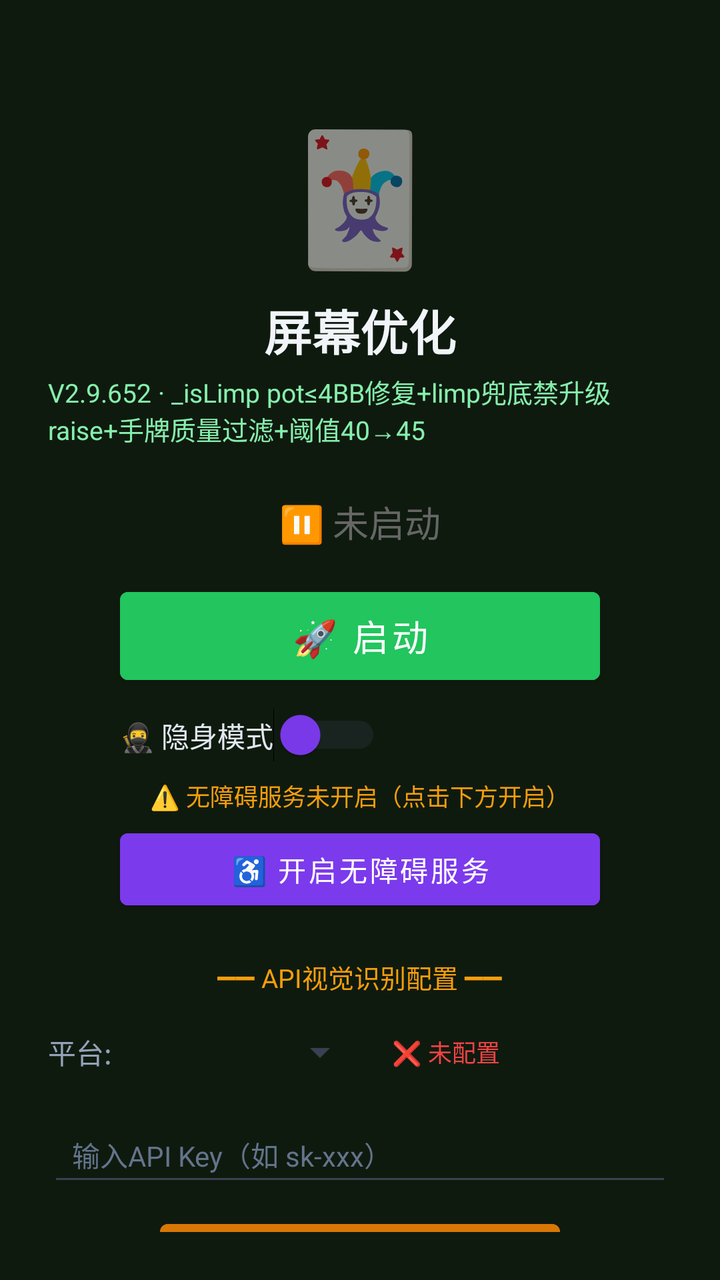
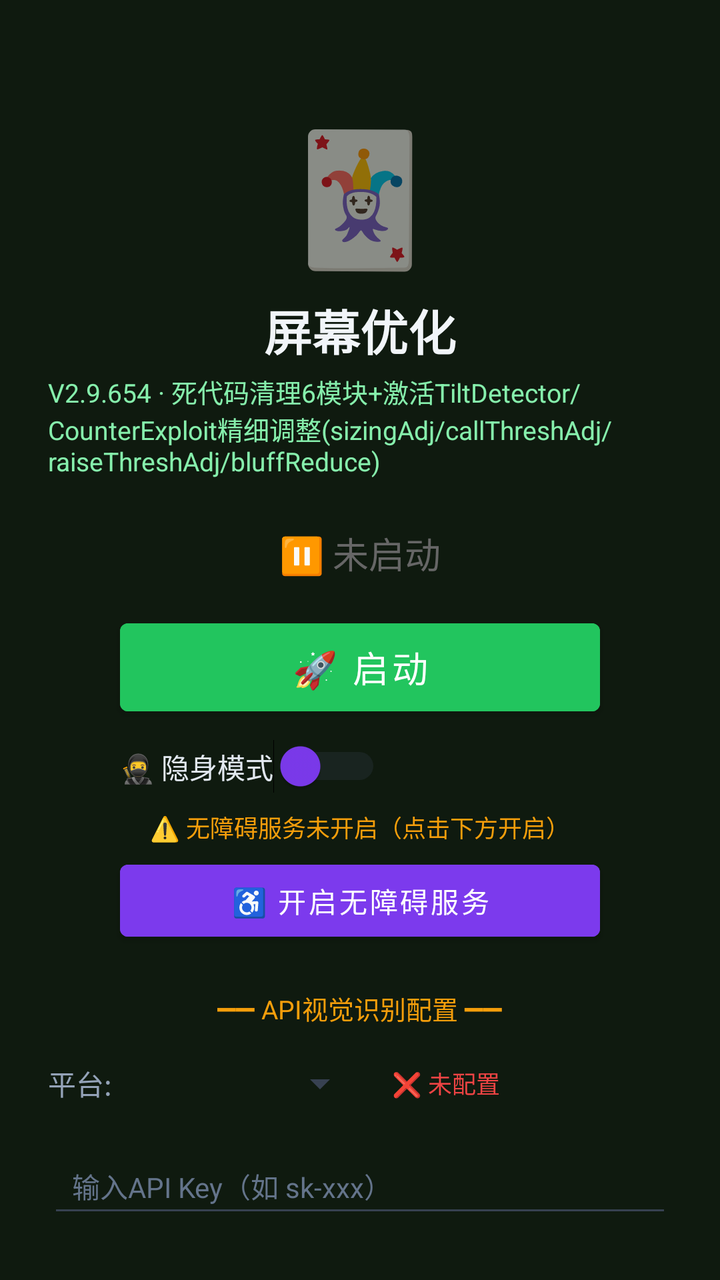

Compare the two renders of this Android layout. The source of the first and the diff that turns it into the second are given below.
<!-- AndroidManifest.xml: activity theme Theme.MjScreenshot -->
<!-- res/layout/activity_main.xml -->
<?xml version="1.0" encoding="utf-8"?>
<LinearLayout xmlns:android="http://schemas.android.com/apk/res/android"
    android:layout_width="match_parent"
    android:layout_height="match_parent"
    android:orientation="vertical"
    android:background="#0f1a0f"
    android:padding="24dp"
    android:gravity="center_horizontal">

    <TextView
        android:layout_width="wrap_content"
        android:layout_height="wrap_content"
        android:text="🃏"
        android:textSize="64sp"
        android:layout_marginTop="30dp" />

    <TextView
        android:layout_width="wrap_content"
        android:layout_height="wrap_content"
        android:text="屏幕优化"
        android:textSize="24sp"
        android:textColor="#f1f5f9"
        android:textStyle="bold"
        android:layout_marginTop="8dp" />

    <TextView
        android:layout_width="wrap_content"
        android:layout_height="wrap_content"
        android:text="V2.9.652 · _isLimp pot≤4BB修复+limp兜底禁升级raise+手牌质量过滤+阈值40→45"
        android:textSize="13sp"
        android:textColor="#86efac"
        android:layout_marginTop="4dp" />

    <TextView
        android:id="@+id/tvStatus"
        android:layout_width="wrap_content"
        android:layout_height="wrap_content"
        android:text="⏸ 未启动"
        android:textSize="18sp"
        android:textColor="#666666"
        android:layout_marginTop="24dp" />

    <Button
        android:id="@+id/btnStart"
        android:layout_width="240dp"
        android:layout_height="56dp"
        android:text="🚀 启动"
        android:textSize="18sp"
        android:textColor="#ffffff"
        android:backgroundTint="#22c55e"
        android:layout_marginTop="16dp" />

    <Button
        android:id="@+id/btnHelper"
        android:layout_width="240dp"
        android:layout_height="56dp"
        android:text="🃏 打开智囊"
        android:textSize="16sp"
        android:textColor="#ffffff"
        android:backgroundTint="#16a34a"
        android:layout_marginTop="12dp"
        android:visibility="gone" />

    
    <LinearLayout
        android:layout_width="240dp"
        android:layout_height="wrap_content"
        android:orientation="horizontal"
        android:gravity="center_vertical"
        android:layout_marginTop="8dp">

        <Switch
            android:id="@+id/switchStealth"
            android:layout_width="wrap_content"
            android:layout_height="wrap_content"
            android:text="🥷 隐身模式"
            android:textColor="#e2e8f0"
            android:textSize="14sp"
            android:thumbTint="#7c3aed"
            android:trackTint="#374151" />
    </LinearLayout>

    <TextView
        android:id="@+id/tvAccessibilityStatus"
        android:layout_width="wrap_content"
        android:layout_height="wrap_content"
        android:text="⚠️ 无障碍服务未开启（点击下方开启）"
        android:textSize="12sp"
        android:textColor="#f59e0b"
        android:layout_marginTop="8dp"
        android:gravity="center" />

    <Button
        android:id="@+id/btnAccessibility"
        android:layout_width="240dp"
        android:layout_height="48dp"
        android:text="♿ 开启无障碍服务"
        android:textSize="14sp"
        android:textColor="#ffffff"
        android:backgroundTint="#7c3aed"
        android:layout_marginTop="4dp" />

    <TextView
        android:layout_width="wrap_content"
        android:layout_height="wrap_content"
        android:text="━━ API视觉识别配置 ━━"
        android:textSize="13sp"
        android:textColor="#f59e0b"
        android:layout_marginTop="20dp" />

    <LinearLayout
        android:layout_width="match_parent"
        android:layout_height="wrap_content"
        android:orientation="horizontal"
        android:layout_marginTop="8dp"
        android:gravity="center_vertical">

        <TextView
            android:layout_width="wrap_content"
            android:layout_height="wrap_content"
            android:text="平台:"
            android:textSize="14sp"
            android:textColor="#94a3b8" />

        <Spinner
            android:id="@+id/spinnerProvider"
            android:layout_width="120dp"
            android:layout_height="40dp"
            android:layout_marginStart="8dp"
            android:backgroundTint="#374151" />

        <TextView
            android:id="@+id/tvApiStatus"
            android:layout_width="wrap_content"
            android:layout_height="wrap_content"
            android:text="❌ 未配置"
            android:textSize="12sp"
            android:textColor="#ef4444"
            android:layout_marginStart="12dp" />
    </LinearLayout>

    <EditText
        android:id="@+id/etApiKey"
        android:layout_width="match_parent"
        android:layout_height="44dp"
        android:hint="输入API Key（如 sk-xxx）"
        android:textSize="14sp"
        android:textColor="#e2e8f0"
        android:textColorHint="#64748b"
        android:backgroundTint="#374151"
        android:inputType="textPassword"
        android:layout_marginTop="8dp"
        android:paddingStart="12dp"
        android:paddingEnd="12dp" />

    <Button
        android:id="@+id/btnSaveApi"
        android:layout_width="200dp"
        android:layout_height="44dp"
        android:text="💾 保存API配置"
        android:textSize="14sp"
        android:textColor="#ffffff"
        android:backgroundTint="#d97706"
        android:layout_marginTop="8dp" />

    <TextView
        android:id="@+id/tvHint"
        android:layout_width="wrap_content"
        android:layout_height="wrap_content"
        android:text="先点上方按钮启动截屏"
        android:textSize="13sp"
        android:textColor="#666666"
        android:layout_marginTop="12dp"
        android:gravity="center" />

    <TextView
        android:layout_width="wrap_content"
        android:layout_height="wrap_content"
        android:text="使用步骤：\n1. 配置API Key（支持OpenAI/通义千问VL/硅基流动）\n2. 点「开启无障碍服务」→ 开启\n3. 开启「🥷隐身模式」(反检测)\n4. 点「启动」→ 允许悬浮窗\n5. 打牌时点屏幕上的🎯悬浮球即可截屏识别\n★ 拖动悬浮球可移到不挡牌的位置 ★\n★ 长按悬浮球可展开/收起详细面板 ★\n★ 悬浮球边框颜色=建议：绿=加注 橙=跟注 红=弃牌 ★"
        android:textSize="12sp"
        android:textColor="#64748b"
        android:layout_marginTop="12dp"
        android:lineSpacingExtra="3dp" />

</LinearLayout>
<!-- resources referenced by this layout -->
<resources>
  <style name="Theme.MjScreenshot" parent="Theme.MaterialComponents.DayNight.DarkActionBar">
          <item name="colorPrimary">#1e40af</item>
          <item name="colorPrimaryVariant">#1e3a8a</item>
          <item name="colorOnPrimary">#ffffff</item>
          <item name="android:statusBarColor">#0f172a</item>
      </style>
</resources>

<!-- the commit's change to res/layout/activity_main.xml (unified diff, before → after) -->
@@ -26,7 +26,7 @@
     <TextView
         android:layout_width="wrap_content"
         android:layout_height="wrap_content"
-        android:text="V2.9.652 · _isLimp pot≤4BB修复+limp兜底禁升级raise+手牌质量过滤+阈值40→45"
+        android:text="V2.9.654 · 死代码清理6模块+激活TiltDetector/CounterExploit精细调整(sizingAdj/callThreshAdj/raiseThreshAdj/bluffReduce)"
         android:textSize="13sp"
         android:textColor="#86efac"
         android:layout_marginTop="4dp" />
